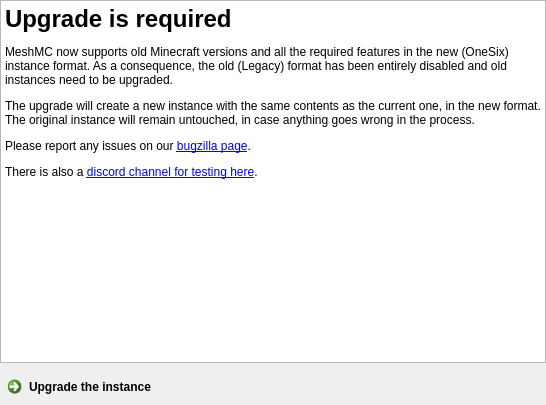
This is launcher/ui/pages/instance/LegacyUpgradePage.ui in Project-Tick/MeshMC as Qt 5 draws it before an edit. The edited form follows.
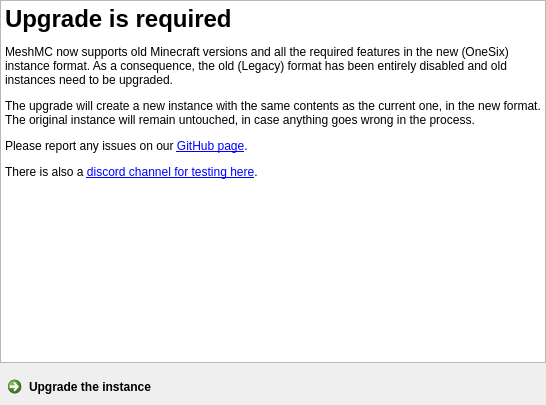
This is the edited form.

Commit message: The signing error has been resolved

Patch:
```diff
--- a/launcher/ui/pages/instance/LegacyUpgradePage.ui
+++ b/launcher/ui/pages/instance/LegacyUpgradePage.ui
@@ -26,7 +26,7 @@
    <item>
     <widget class="QTextBrowser" name="textBrowser">
      <property name="html">
-      <string>&lt;html&gt;&lt;body&gt;&lt;h1&gt;Upgrade is required&lt;/h1&gt;&lt;p&gt;MeshMC now supports old Minecraft versions and all the required features in the new (OneSix) instance format. As a consequence, the old (Legacy) format has been entirely disabled and old instances need to be upgraded.&lt;/p&gt;&lt;p&gt;The upgrade will create a new instance with the same contents as the current one, in the new format. The original instance will remain untouched, in case anything goes wrong in the process.&lt;/p&gt;&lt;p&gt;Please report any issues on our &lt;a href=&quot;https://bugs.projecttick.org/enter_bug.cgi?product=MeshMC&quot;&gt;bugzilla page&lt;/a&gt;.&lt;/p&gt;&lt;p&gt;There is also a &lt;a href=&quot;https://discord.gg/GtPmv93&quot;&gt;discord channel for testing here&lt;/a&gt;.&lt;/p&gt;&lt;/body&gt;&lt;/html&gt;</string>
+      <string>&lt;html&gt;&lt;body&gt;&lt;h1&gt;Upgrade is required&lt;/h1&gt;&lt;p&gt;MeshMC now supports old Minecraft versions and all the required features in the new (OneSix) instance format. As a consequence, the old (Legacy) format has been entirely disabled and old instances need to be upgraded.&lt;/p&gt;&lt;p&gt;The upgrade will create a new instance with the same contents as the current one, in the new format. The original instance will remain untouched, in case anything goes wrong in the process.&lt;/p&gt;&lt;p&gt;Please report any issues on our &lt;a href=&quot;https://github.com/Project-Tick/MeshMC/issues&quot;&gt;GitHub page&lt;/a&gt;.&lt;/p&gt;&lt;p&gt;There is also a &lt;a href=&quot;https://discord.gg/GtPmv93&quot;&gt;discord channel for testing here&lt;/a&gt;.&lt;/p&gt;&lt;/body&gt;&lt;/html&gt;</string>
      </property>
      <property name="openExternalLinks">
       <bool>true</bool>
```
The commit also changes 58 other files.
